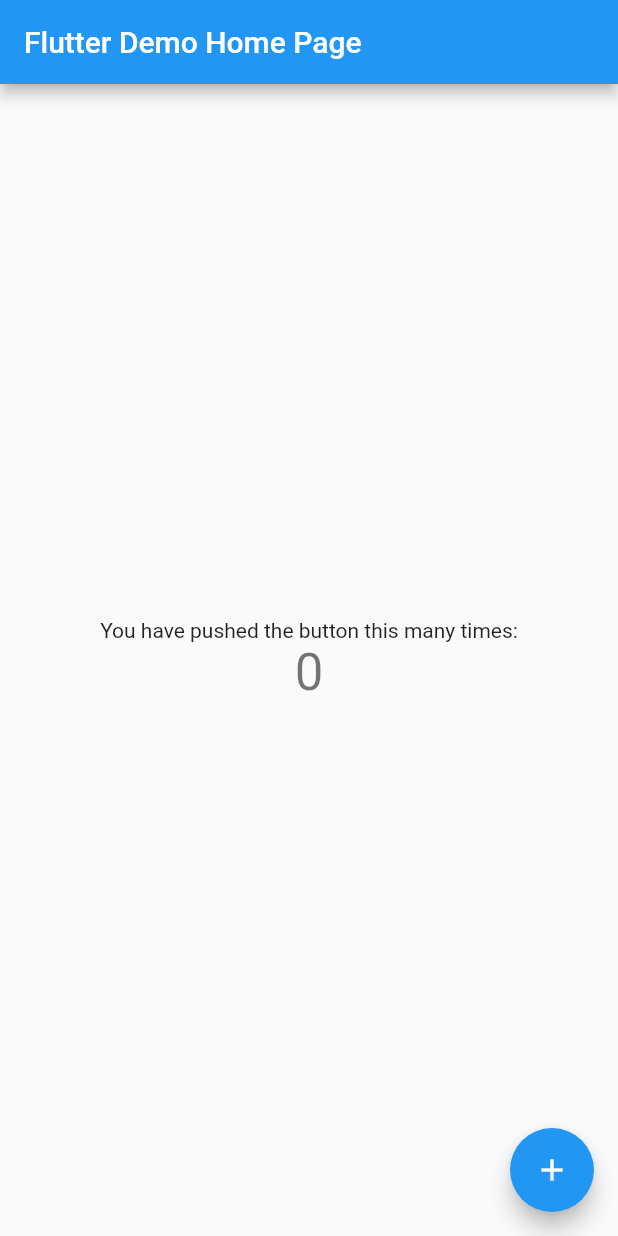
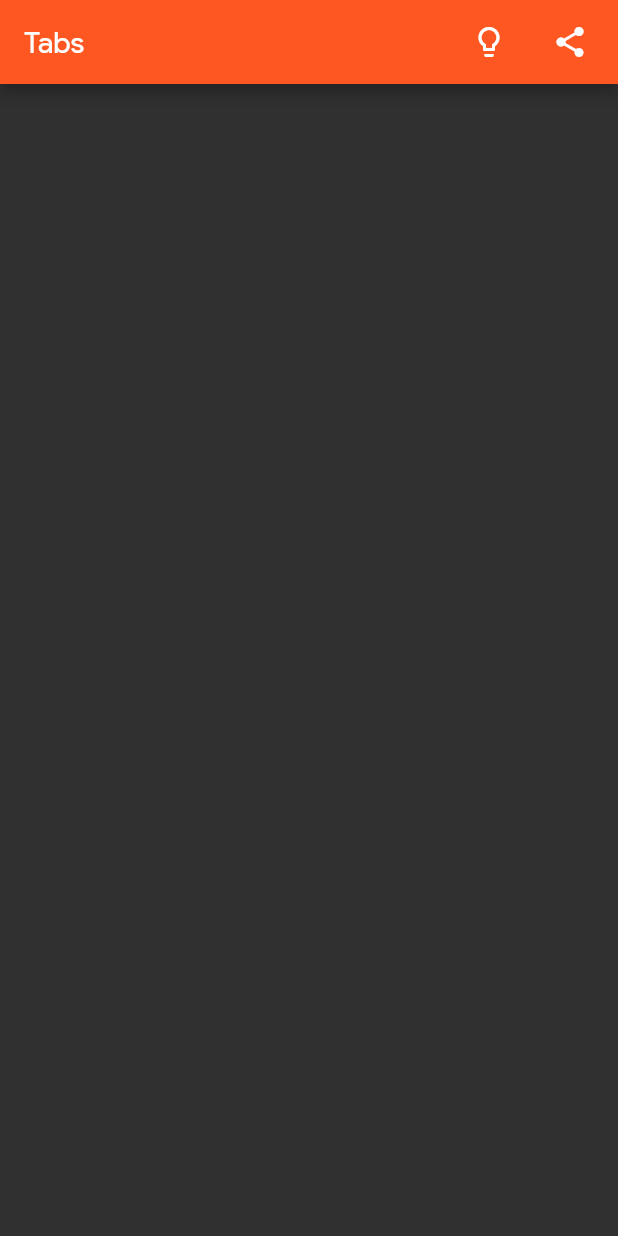
Before and after one commit to dewanshrawat15/Tabs, a Flutter app: the screen it shows after launch, on a phone screen of 412 x 824 dp. Run offline on Flutter 3.47's test engine with Material 2 defaults, Android fonts, the phone set to English and light mode, and no system bars.

Commit message:
Adding custom fonts and dependencies. Started working on home screen

```diff
--- a/lib/main.dart
+++ b/lib/main.dart
@@ -1,111 +1,4 @@
 import 'package:flutter/material.dart';
+import 'screens/home.dart';
 
-void main() => runApp(MyApp());
-
-class MyApp extends StatelessWidget {
-  // This widget is the root of your application.
-  @override
-  Widget build(BuildContext context) {
-    return MaterialApp(
-      title: 'Flutter Demo',
-      theme: ThemeData(
-        // This is the theme of your application.
-        //
-        // Try running your application with "flutter run". You'll see the
-        // application has a blue toolbar. Then, without quitting the app, try
-        // changing the primarySwatch below to Colors.green and then invoke
-        // "hot reload" (press "r" in the console where you ran "flutter run",
-        // or simply save your changes to "hot reload" in a Flutter IDE).
-        // Notice that the counter didn't reset back to zero; the application
-        // is not restarted.
-        primarySwatch: Colors.blue,
-      ),
-      home: MyHomePage(title: 'Flutter Demo Home Page'),
-    );
-  }
-}
-
-class MyHomePage extends StatefulWidget {
-  MyHomePage({Key key, this.title}) : super(key: key);
-
-  // This widget is the home page of your application. It is stateful, meaning
-  // that it has a State object (defined below) that contains fields that affect
-  // how it looks.
-
-  // This class is the configuration for the state. It holds the values (in this
-  // case the title) provided by the parent (in this case the App widget) and
-  // used by the build method of the State. Fields in a Widget subclass are
-  // always marked "final".
-
-  final String title;
-
-  @override
-  _MyHomePageState createState() => _MyHomePageState();
-}
-
-class _MyHomePageState extends State<MyHomePage> {
-  int _counter = 0;
-
-  void _incrementCounter() {
-    setState(() {
-      // This call to setState tells the Flutter framework that something has
-      // changed in this State, which causes it to rerun the build method below
-      // so that the display can reflect the updated values. If we changed
-      // _counter without calling setState(), then the build method would not be
-      // called again, and so nothing would appear to happen.
-      _counter++;
-    });
-  }
-
-  @override
-  Widget build(BuildContext context) {
-    // This method is rerun every time setState is called, for instance as done
-    // by the _incrementCounter method above.
-    //
-    // The Flutter framework has been optimized to make rerunning build methods
-    // fast, so that you can just rebuild anything that needs updating rather
-    // than having to individually change instances of widgets.
-    return Scaffold(
-      appBar: AppBar(
-        // Here we take the value from the MyHomePage object that was created by
-        // the App.build method, and use it to set our appbar title.
-        title: Text(widget.title),
-      ),
-      body: Center(
-        // Center is a layout widget. It takes a single child and positions it
-        // in the middle of the parent.
-        child: Column(
-          // Column is also a layout widget. It takes a list of children and
-          // arranges them vertically. By default, it sizes itself to fit its
-          // children horizontally, and tries to be as tall as its parent.
-          //
-          // Invoke "debug painting" (press "p" in the console, choose the
-          // "Toggle Debug Paint" action from the Flutter Inspector in Android
-          // Studio, or the "Toggle Debug Paint" command in Visual Studio Code)
-          // to see the wireframe for each widget.
-          //
-          // Column has various properties to control how it sizes itself and
-          // how it positions its children. Here we use mainAxisAlignment to
-          // center the children vertically; the main axis here is the vertical
-          // axis because Columns are vertical (the cross axis would be
-          // horizontal).
-          mainAxisAlignment: MainAxisAlignment.center,
-          children: <Widget>[
-            Text(
-              'You have pushed the button this many times:',
-            ),
-            Text(
-              '$_counter',
-              style: Theme.of(context).textTheme.display1,
-            ),
-          ],
-        ),
-      ),
-      floatingActionButton: FloatingActionButton(
-        onPressed: _incrementCounter,
-        tooltip: 'Increment',
-        child: Icon(Icons.add),
-      ), // This trailing comma makes auto-formatting nicer for build methods.
-    );
-  }
-}
+void main() => runApp(HomeScreen());
--- /dev/null
+++ b/lib/screens/home.dart
@@ -0,0 +1,45 @@
+import 'package:flutter/material.dart';
+
+class HomeScreen extends StatefulWidget{
+  @override
+  HomeScreenState createState() => HomeScreenState();
+}
+
+bool themeState = false;
+
+class HomeScreenState extends State<HomeScreen>{
+  @override
+  Widget build(BuildContext context){
+    return MaterialApp(
+      debugShowCheckedModeBanner: false,
+      theme: themeState ? ThemeData(brightness: Brightness.light,primaryColor: Colors.deepOrange) : ThemeData(brightness: Brightness.dark, primaryColor: Colors.deepOrange),
+      home: Scaffold(
+        appBar: AppBar(
+          title: Text(
+            "Tabs",
+            style: TextStyle(fontFamily: "Product Sans"),
+          ),
+          actions: <Widget>[
+            Padding(
+              padding: EdgeInsets.only(left: 20, right: 15),
+              child: InkWell(
+                onTap: (){
+                  setState(() {
+                    themeState = !themeState;
+                  });
+                },
+                child: Icon(Icons.lightbulb_outline),
+              ),
+            ),
+            Padding(
+              padding: EdgeInsets.only(left: 15, right: 20),
+              child: InkWell(
+                child: Icon(Icons.share),
+              ),
+            )
+          ],
+        ),
+      ),
+    );
+  }
+}
```
Also changed, not shown: pubspec.yaml (+5 -55 lines), assets/fonts/psans.ttf (added), 1 other file.
